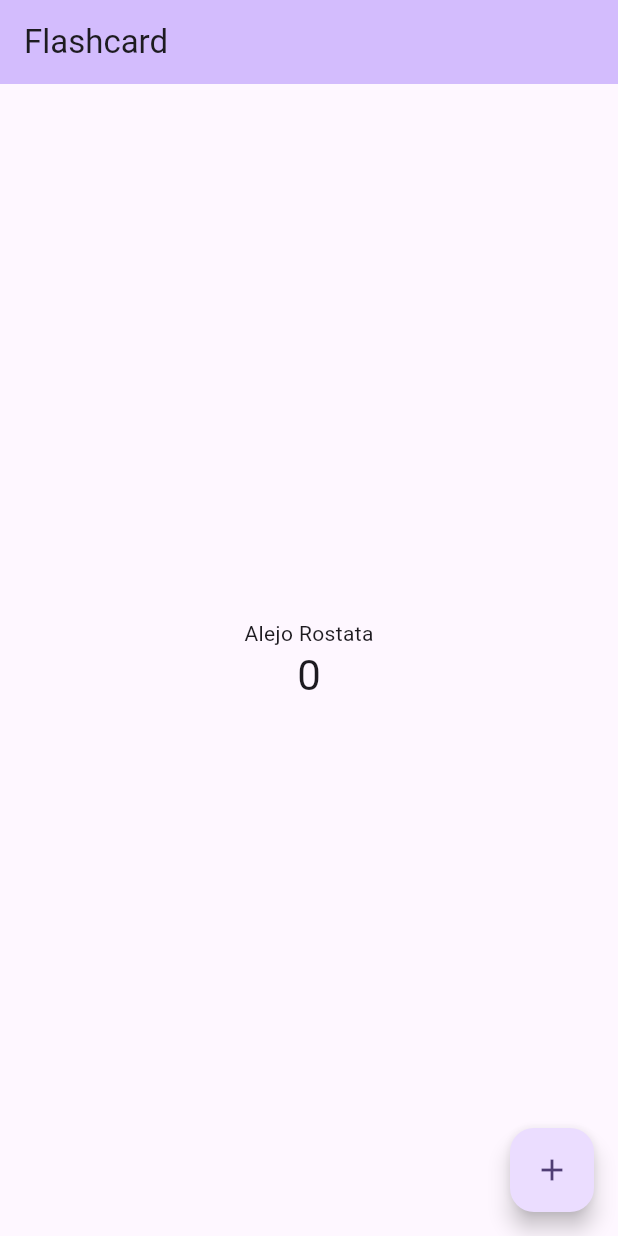
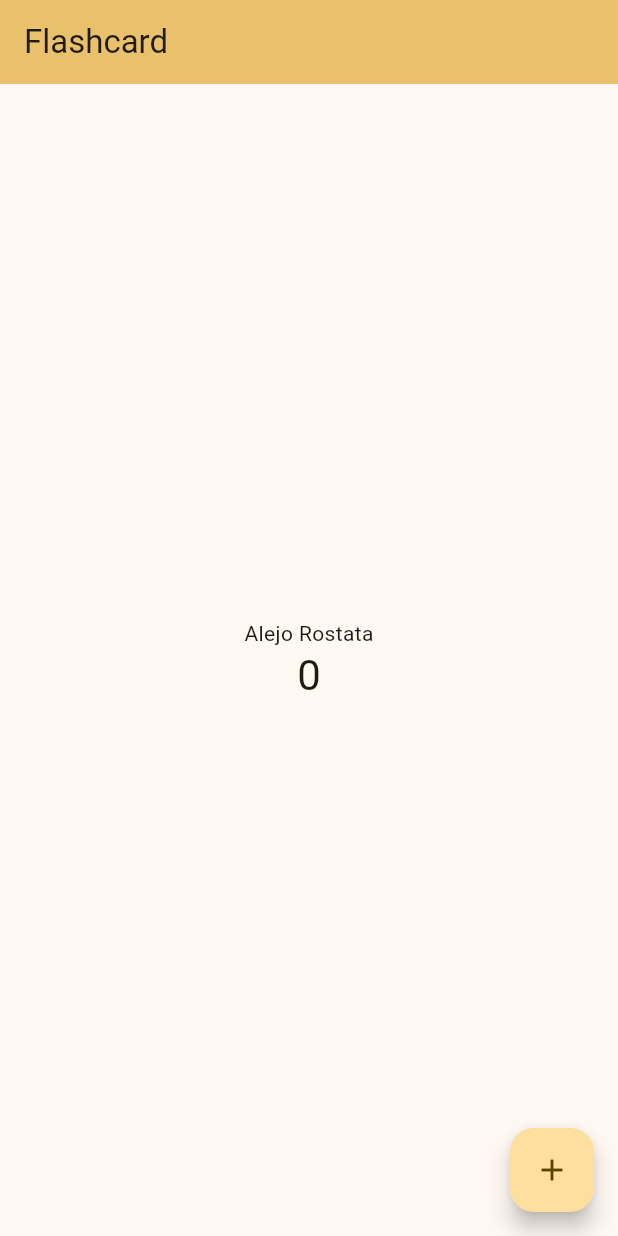
Before and after one commit to poralcode/flashcard, a Flutter app: the screen it shows after launch, on a phone screen of 412 x 824 dp. Run offline on Flutter 3.47's test engine with Material 2 defaults, Android fonts, the phone set to English and light mode, and no system bars.

```diff
--- a/lib/main.dart
+++ b/lib/main.dart
@@ -28,7 +28,7 @@ class MyApp extends StatelessWidget {
         //
         // This works for code too, not just values: Most code changes can be
         // tested with just a hot reload.
-        colorScheme: ColorScheme.fromSeed(seedColor: Colors.deepPurple),
+        colorScheme: ColorScheme.fromSeed(seedColor: Colors.amber),
         useMaterial3: true,
       ),
       home: const MyHomePage(title: 'Flashcard'),
```
Also changed, not shown: pubspec.yaml (+5 -2 lines).
